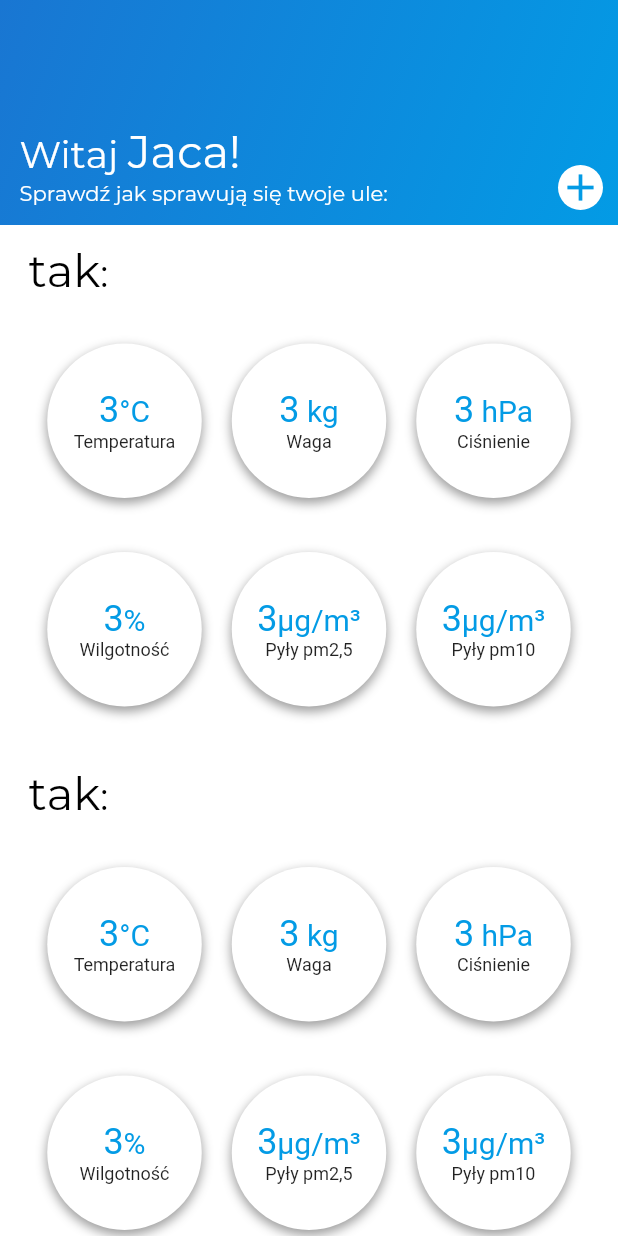
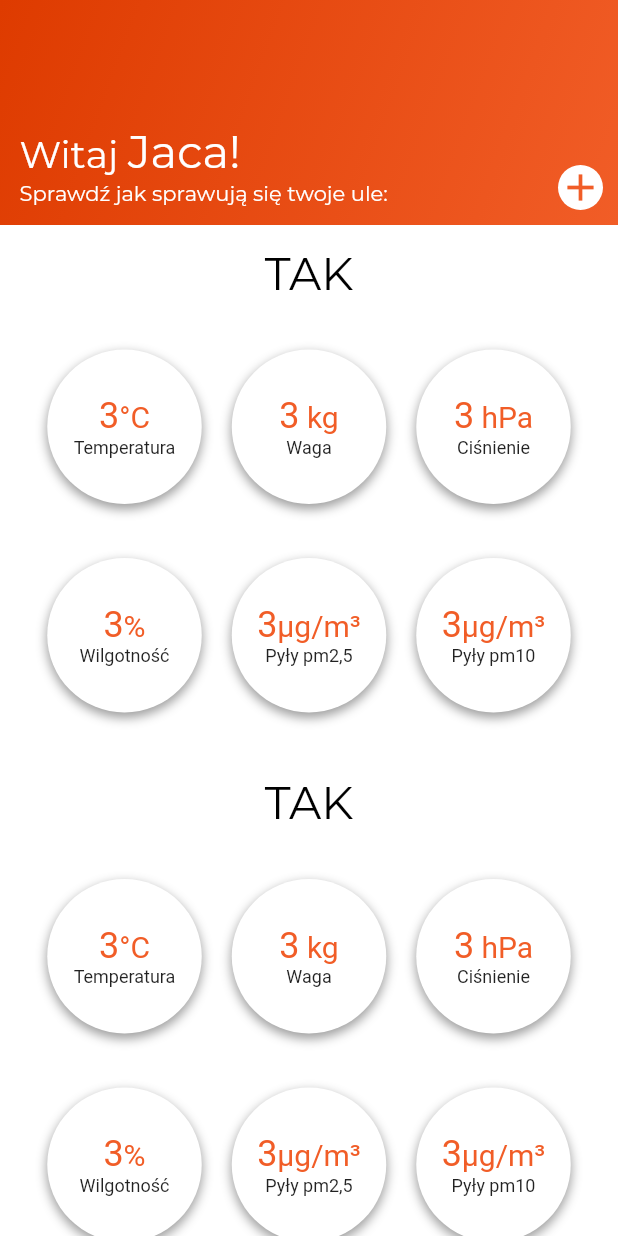
Before and after one commit to krzygrzywygrzy/H.I.V.E, a Flutter app: the screen it shows after launch, on a phone screen of 412 x 824 dp. Run offline on Flutter 3.47's test engine with Material 2 defaults, Android fonts, the phone set to English and light mode, and no system bars; accounts and stored records are empty; Roboto replaces fonts that are missing (Montserrant).

Commit message:
ui changes

```diff
--- a/lib/const.dart
+++ b/lib/const.dart
@@ -8,12 +8,11 @@ const kGrey = 0xfff7f7f7;
 
 //Oranges
 const kOrange = 0xfff15d27;
+const kOrangeDarker = 0xffde3b00;
 
 //borowns
 const kBrown = 0xff7A6563;
 
-//blues
-const kBlue = 0xff558B6E;
 
 //text styles
 const kTextStyleOne = TextStyle(
--- a/lib/main.dart
+++ b/lib/main.dart
@@ -14,13 +14,7 @@ class MyApp extends StatelessWidget {
     return MaterialApp(
       title: 'H.I.V.E.',
       theme: ThemeData(
-        primarySwatch: Colors.blue,
-        primaryColor: Color(0xff039be5),
-        accentColor: Colors.pink,
         fontFamily: 'Montserrat',
-        appBarTheme: AppBarTheme(
-          color: Color(kOrange),
-        ),
       ),
       // initialRoute: '/',
       home: MyHomePage(),
--- a/lib/screens/display_measurement.dart
+++ b/lib/screens/display_measurement.dart
@@ -60,12 +60,14 @@ class HiveCard extends StatelessWidget {
           padding: const EdgeInsets.symmetric(vertical: 10, horizontal: 15),
           child: Row(
             children: <Widget>[
+              SizedBox(height: 10),
               Expanded(
                 flex: 2,
                 child: Padding(
                   padding:
-                      const EdgeInsets.symmetric(vertical: 2, horizontal: 4),
+                      const EdgeInsets.symmetric(vertical: 4, horizontal: 4),
                   child: Container(
+                    alignment: Alignment.center,
                     child: RichText(
                       text: TextSpan(
                         text: '$hiveName',
@@ -73,14 +75,6 @@ class HiveCard extends StatelessWidget {
                           color: Colors.black,
                           fontSize: 30,
                         ),
-                        children: <TextSpan>[
-                          TextSpan(
-                            text: ':',
-                            style: kTextStyleTwo.copyWith(
-                              color: Colors.black,
-                            ),
-                          ),
-                        ],
                       ),
                     ),
                   ),
--- a/lib/widgets/oval_button.dart
+++ b/lib/widgets/oval_button.dart
@@ -48,11 +48,11 @@ class Oval extends StatelessWidget {
               RichText(
                 text: TextSpan(
                   text: '$data',
-                  style: kOvalButtonValue.copyWith(color: Theme.of(context).primaryColor),
+                  style: kOvalButtonValue.copyWith(color: Color(kOrange)),
                   children: <TextSpan>[
                     TextSpan(
                       text: '$unit',
-                      style: kOvalButtonValue.copyWith(fontSize: 20, color: Theme.of(context).primaryColor),
+                      style: kOvalButtonValue.copyWith(fontSize: 20, color: Color(kOrange)),
                     ),
                   ],
                 ),
--- a/lib/widgets/sliver_top_bar.dart
+++ b/lib/widgets/sliver_top_bar.dart
@@ -17,8 +17,8 @@ class TopBar extends SliverPersistentHeaderDelegate {
                   begin: Alignment.bottomRight,
                   end: Alignment.topLeft,
                   colors: [
-                Theme.of(context).primaryColor,
-                Theme.of(context).primaryColorDark,
+                Color(kOrange),
+                Color(kOrangeDarker)
               ])),
         ),
         Positioned(
@@ -57,7 +57,7 @@ class TopBar extends SliverPersistentHeaderDelegate {
             ),
             child: Icon(
               Icons.add,
-              color: Theme.of(context).primaryColor,
+              color: Color(kOrange),
               size: 30,
 
             ),
```
Also changed, not shown: lib/screens/main_menu.dart (+12 -42 lines), pubspec.lock.
